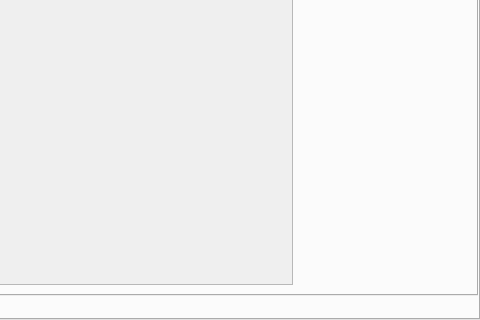
Old version of the form src/wayland/formMainWindow_wl.ui in the repository vkohaupt/vokoscreenNG; both pictures show x 379 to 859 and y 195 to 515 of the 859 by 515 pixel window.
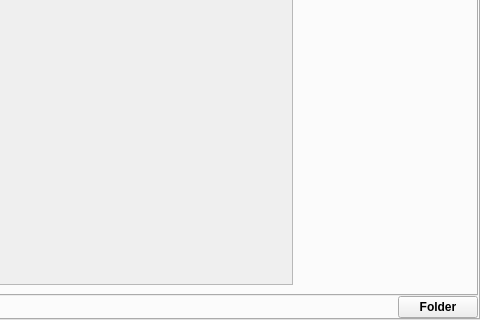
New version of the form. The open tabs and pages were chosen to show the change. Icons and pictures are not drawn.

Commit message: Wayland: Added push button to open the video folder

Diff of the .ui file:
```diff
--- a/src/wayland/formMainWindow_wl.ui
+++ b/src/wayland/formMainWindow_wl.ui
@@ -2216,6 +2216,18 @@
               </property>
              </spacer>
             </item>
+            <item>
+             <widget class="QPushButton" name="pushButtonOpenfolder">
+              <property name="font">
+               <font>
+                <bold>true</bold>
+               </font>
+              </property>
+              <property name="text">
+               <string>Folder</string>
+              </property>
+             </widget>
+            </item>
            </layout>
           </item>
          </layout>
```
Left out of the diff: 2 changed lines with no effect on the pictures. The commit also changes 2 other files.
